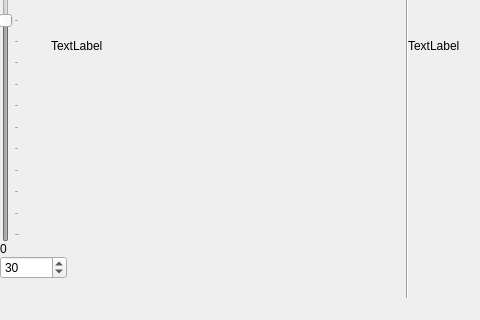
Above: sobel.ui from Athantor/sobel before the change; both pictures show x 0 to 480 and y 280 to 600 of the 800 by 600 pixel window. Below: the same form after it.
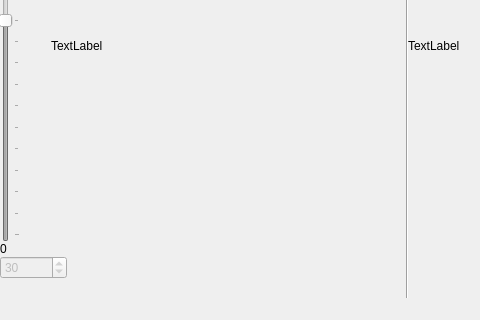
That is the form after the change.

Patch:
```diff
--- a/sobel.ui
+++ b/sobel.ui
@@ -166,6 +166,9 @@
      </item>
      <item>
       <widget class="QSpinBox" name="spinBox" >
+       <property name="enabled" >
+        <bool>false</bool>
+       </property>
        <property name="maximum" >
         <number>999999</number>
        </property>
```
Left out of the diff: 9 changed lines with no effect on the pictures.
